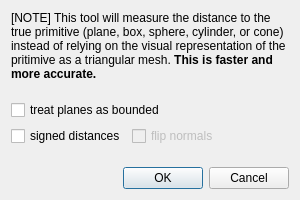
This is qCC/ui_templates/primitiveDistanceDlg.ui in CloudCompare/CloudCompare as Qt 5 draws it before an edit. The edited form follows.
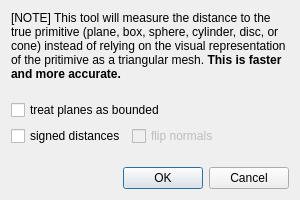
This is the edited form.

Commit message: New disc primitive (by P. Leroy)

Patch:
```diff
--- a/qCC/ui_templates/primitiveDistanceDlg.ui
+++ b/qCC/ui_templates/primitiveDistanceDlg.ui
@@ -17,7 +17,7 @@
    <item>
     <widget class="QLabel" name="label">
      <property name="text">
-      <string>&lt;html&gt;&lt;head/&gt;&lt;body&gt;&lt;p&gt;[NOTE] This tool will measure the distance to the true primitive (plane, box, sphere, cylinder, or cone) instead of relying on the visual representation of the pritimive as a triangular mesh. &lt;span style=&quot; font-weight:600;&quot;&gt;This is faster and more accurate.&lt;/span&gt;&lt;/p&gt;&lt;/body&gt;&lt;/html&gt;</string>
+      <string>&lt;html&gt;&lt;head/&gt;&lt;body&gt;&lt;p&gt;[NOTE] This tool will measure the distance to the true primitive (plane, box, sphere, cylinder, disc, or cone) instead of relying on the visual representation of the pritimive as a triangular mesh. &lt;span style=&quot; font-weight:600;&quot;&gt;This is faster and more accurate.&lt;/span&gt;&lt;/p&gt;&lt;/body&gt;&lt;/html&gt;</string>
      </property>
      <property name="alignment">
       <set>Qt::AlignLeading|Qt::AlignLeft|Qt::AlignTop</set>
```
Left out of the diff: 10 changed lines with no effect on the pictures. The commit also changes 20 other files.
